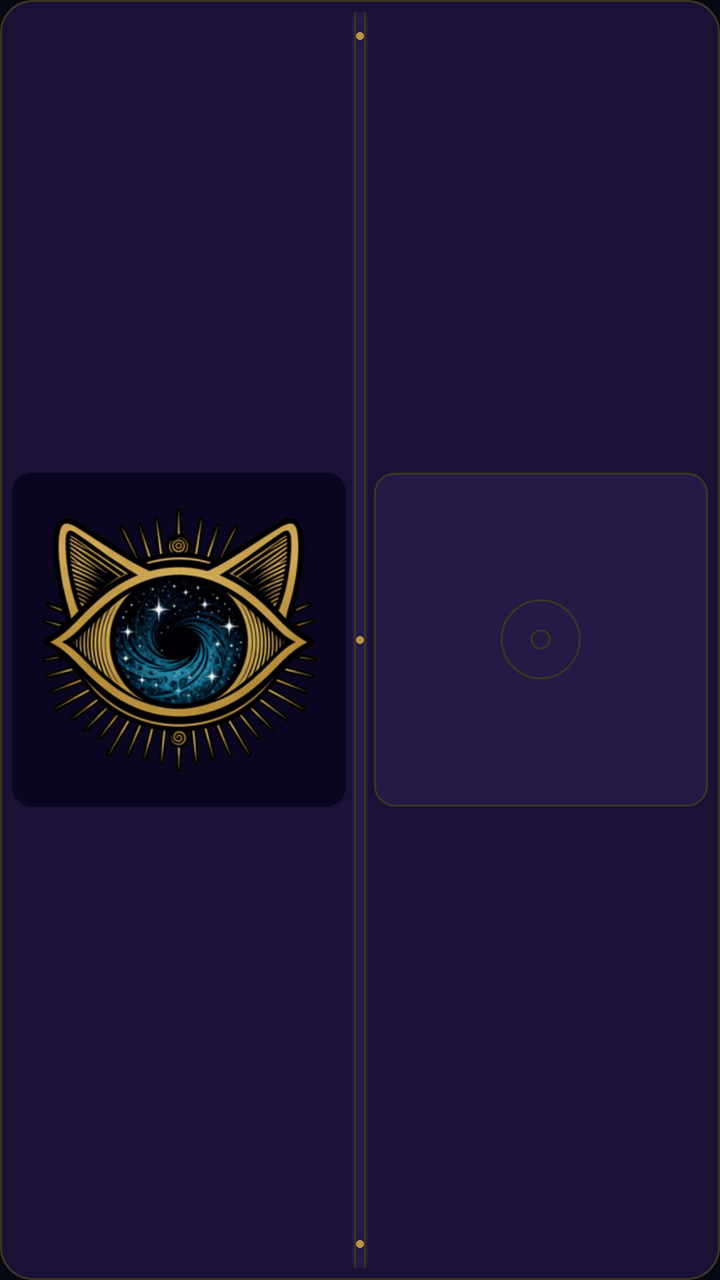
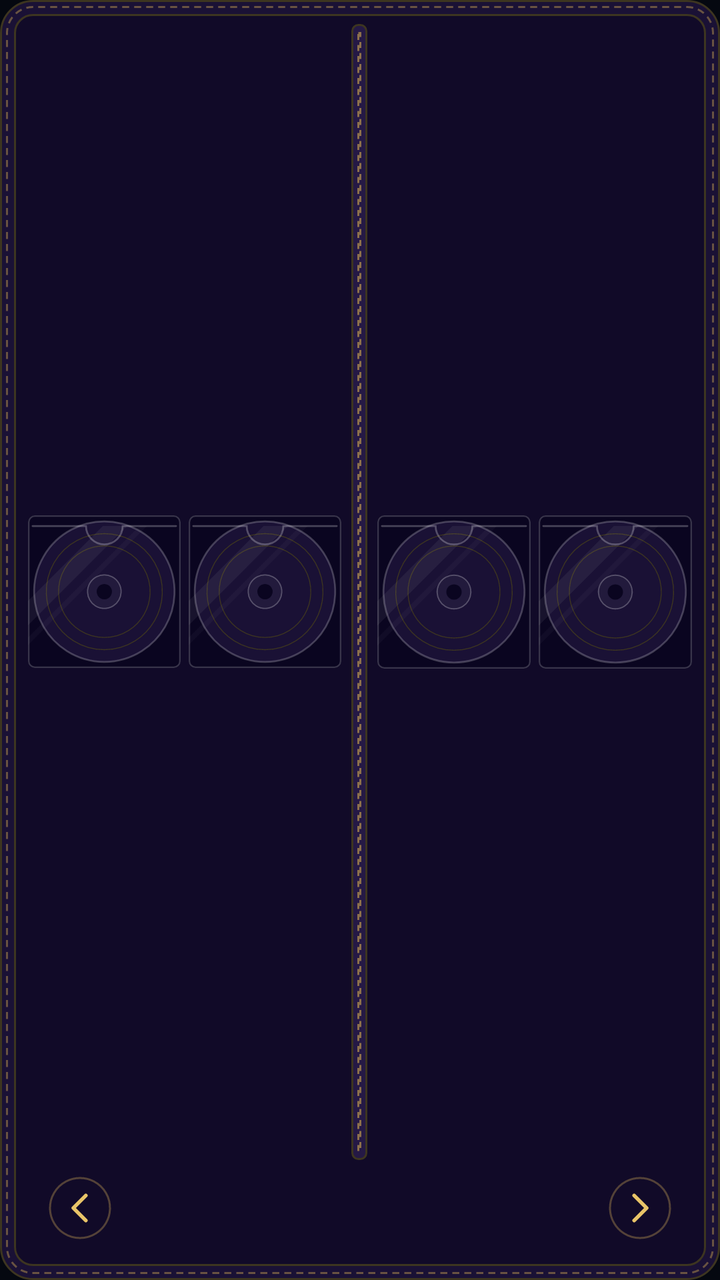

Screens rendered from an Android XML layout before and after an edit, with the pre-edit source and the edit as a unified diff.
<!-- AndroidManifest.xml: application theme Theme.NineLivesAudio -->
<!-- res/layout/widget_binder_preview.xml -->
<?xml version="1.0" encoding="utf-8"?>
<FrameLayout xmlns:android="http://schemas.android.com/apk/res/android"
    android:layoutDirection="ltr"
    android:id="@android:id/background"
    android:layout_width="match_parent"
    android:layout_height="match_parent"
    android:background="@drawable/widget_frame"
    android:padding="@dimen/widget_binder_padding">

    <LinearLayout
        android:layout_width="match_parent"
        android:layout_height="match_parent"
        android:orientation="horizontal">

        <FrameLayout
            android:layout_width="0dp"
            android:layout_height="match_parent"
            android:layout_weight="1">

            <RelativeLayout
                android:layout_width="wrap_content"
                android:layout_height="wrap_content"
                android:layout_gravity="end|center_vertical"
                android:background="@drawable/widget_sleeve">

                <ImageView
                    android:id="@+id/binder_preview_eye_square"
                    style="@style/NineLivesWidgetSquare" />

                <ImageView
                    android:layout_width="0dp"
                    android:layout_height="0dp"
                    android:layout_alignBottom="@id/binder_preview_eye_square"
                    android:layout_alignStart="@id/binder_preview_eye_square"
                    android:layout_alignEnd="@id/binder_preview_eye_square"
                    android:layout_alignTop="@id/binder_preview_eye_square"
                    android:importantForAccessibility="no"
                    android:padding="@dimen/widget_eye_padding"
                    android:scaleType="fitCenter"
                    android:src="@drawable/widget_eye" />
            </RelativeLayout>
        </FrameLayout>

        <FrameLayout
            android:layout_width="@dimen/widget_hinge_width"
            android:layout_height="match_parent"
            android:layout_marginHorizontal="@dimen/widget_hinge_gap"
            android:background="@drawable/widget_hinge" />

        <FrameLayout
            android:layout_width="0dp"
            android:layout_height="match_parent"
            android:layout_weight="1">

            <RelativeLayout
                android:layout_width="wrap_content"
                android:layout_height="wrap_content"
                android:layout_gravity="start|center_vertical"
                android:background="@drawable/widget_sleeve_empty">

                <ImageView
                    android:id="@+id/binder_preview_empty_square"
                    style="@style/NineLivesWidgetSquare" />
            </RelativeLayout>
        </FrameLayout>
    </LinearLayout>
</FrameLayout>
<!-- resources referenced by this layout -->
<resources>
  <dimen name="widget_binder_padding">6dp</dimen>
  <dimen name="widget_eye_padding">4dp</dimen>
  <dimen name="widget_hinge_gap">3dp</dimen>
  <dimen name="widget_hinge_width">8dp</dimen>
  <!-- drawable widget_eye: png bitmap (drawable-nodpi, 111159 bytes) -->
  <!-- drawable widget_frame (drawable) -->
  <?xml version="1.0" encoding="utf-8"?>
  <shape xmlns:android="http://schemas.android.com/apk/res/android" android:shape="rectangle">
      
      <solid android:color="#FF1A1135" />
      
      <stroke android:width="1dp" android:color="#FF3D3520" />
      <corners android:radius="16dp" />
  </shape>
  <!-- drawable widget_hinge (drawable) -->
  <?xml version="1.0" encoding="utf-8"?>
  <layer-list xmlns:android="http://schemas.android.com/apk/res/android">
      <item>
          <shape android:shape="rectangle">
              
              <solid android:color="#FF251945" />
              <corners android:radius="3dp" />
          </shape>
      </item>
      <item android:width="1dp" android:gravity="left|fill_vertical" android:left="1dp">
          <shape android:shape="rectangle">
              
              <solid android:color="#FF3D3520" />
          </shape>
      </item>
      <item android:width="1dp" android:gravity="right|fill_vertical" android:right="1dp">
          <shape android:shape="rectangle">
              <solid android:color="#FF3D3520" />
          </shape>
      </item>
      <item android:width="4dp" android:height="4dp" android:gravity="top|center_horizontal" android:top="10dp">
          <shape android:shape="oval">
              
              <solid android:color="#FFB89650" />
          </shape>
      </item>
      <item android:width="4dp" android:height="4dp" android:gravity="center">
          <shape android:shape="oval">
              <solid android:color="#FFB89650" />
          </shape>
      </item>
      <item android:width="4dp" android:height="4dp" android:gravity="bottom|center_horizontal" android:bottom="10dp">
          <shape android:shape="oval">
              <solid android:color="#FFB89650" />
          </shape>
      </item>
  </layer-list>
  <!-- drawable widget_sleeve (drawable) -->
  <?xml version="1.0" encoding="utf-8"?>
  <shape xmlns:android="http://schemas.android.com/apk/res/android" android:shape="rectangle">
      
      <solid android:color="#FF0A0520" />
      <corners android:radius="10dp" />
  </shape>
  <!-- drawable widget_sleeve_empty (drawable) -->
  <?xml version="1.0" encoding="utf-8"?>
  <layer-list xmlns:android="http://schemas.android.com/apk/res/android">
      <item>
          <shape android:shape="rectangle">
              
              <solid android:color="#FF251945" />
              
              <stroke android:width="1dp" android:color="#FF3D3520" />
              <corners android:radius="10dp" />
          </shape>
      </item>
      <item android:width="40dp" android:height="40dp" android:gravity="center">
          <shape android:shape="oval">
              
              <stroke android:width="1dp" android:color="#FF3D3520" />
          </shape>
      </item>
      <item android:width="10dp" android:height="10dp" android:gravity="center">
          <shape android:shape="oval">
              <stroke android:width="1dp" android:color="#FF3D3520" />
          </shape>
      </item>
  </layer-list>
  <!-- unchanged entries left out for length: 4 -->
</resources>

<!-- the commit's change to res/layout/widget_binder_preview.xml (unified diff, before → after) -->
@@ -1,67 +1,108 @@
 <?xml version="1.0" encoding="utf-8"?>
 <FrameLayout xmlns:android="http://schemas.android.com/apk/res/android"
-    android:layoutDirection="ltr"
     android:id="@android:id/background"
     android:layout_width="match_parent"
     android:layout_height="match_parent"
-    android:background="@drawable/widget_frame"
-    android:padding="@dimen/widget_binder_padding">
+    android:background="@drawable/widget_binder_cover"
+    android:layoutDirection="ltr"
+    android:padding="@dimen/widget_binder_cover_padding">
 
     <LinearLayout
         android:layout_width="match_parent"
         android:layout_height="match_parent"
-        android:orientation="horizontal">
+        android:background="@drawable/widget_binder_page_bg"
+        android:orientation="vertical"
+        android:padding="@dimen/widget_binder_page_inset">
 
-        <FrameLayout
-            android:layout_width="0dp"
-            android:layout_height="match_parent"
-            android:layout_weight="1">
+        <LinearLayout
+            android:layout_width="match_parent"
+            android:layout_height="0dp"
+            android:layout_weight="1"
+            android:orientation="horizontal">
 
-            <RelativeLayout
-                android:layout_width="wrap_content"
+            <include layout="@layout/widget_binder_preview_pocket" />
+
+            <include layout="@layout/widget_binder_preview_pocket" />
+
+            <FrameLayout
+                android:layout_width="@dimen/widget_binder_spine_slot"
+                android:layout_height="match_parent"
+                android:paddingHorizontal="3dp">
+
+                <FrameLayout
+                    android:layout_width="match_parent"
+                    android:layout_height="match_parent"
+                    android:background="@drawable/widget_binder_spine" />
+            </FrameLayout>
+
+            <include layout="@layout/widget_binder_preview_pocket" />
+
+            <include layout="@layout/widget_binder_preview_pocket" />
+        </LinearLayout>
+
+        <LinearLayout
+            android:layout_width="match_parent"
+            android:layout_height="@dimen/widget_binder_footer"
+            android:gravity="center_vertical"
+            android:orientation="horizontal">
+
+            <ImageView
+                android:layout_width="@dimen/widget_binder_footer_arrow"
                 android:layout_height="wrap_content"
-                android:layout_gravity="end|center_vertical"
-                android:background="@drawable/widget_sleeve">
+                android:importantForAccessibility="no"
+                android:src="@drawable/widget_binder_arrow_prev" />
 
-                <ImageView
-                    android:id="@+id/binder_preview_eye_square"
-                    style="@style/NineLivesWidgetSquare" />
+            <FrameLayout
+                android:layout_width="0dp"
+                android:layout_height="match_parent"
+                android:layout_weight="1" />
 
-                <ImageView
-                    android:layout_width="0dp"
-                    android:layout_height="0dp"
-                    android:layout_alignBottom="@id/binder_preview_eye_square"
-                    android:layout_alignStart="@id/binder_preview_eye_square"
-                    android:layout_alignEnd="@id/binder_preview_eye_square"
-                    android:layout_alignTop="@id/binder_preview_eye_square"
-                    android:importantForAccessibility="no"
-                    android:padding="@dimen/widget_eye_padding"
-                    android:scaleType="fitCenter"
-                    android:src="@drawable/widget_eye" />
-            </RelativeLayout>
-        </FrameLayout>
-
-        <FrameLayout
-            android:layout_width="@dimen/widget_hinge_width"
-            android:layout_height="match_parent"
-            android:layout_marginHorizontal="@dimen/widget_hinge_gap"
-            android:background="@drawable/widget_hinge" />
-
-        <FrameLayout
-            android:layout_width="0dp"
-            android:layout_height="match_parent"
-            android:layout_weight="1">
-
-            <RelativeLayout
-                android:layout_width="wrap_content"
+            <ImageView
+                android:layout_width="@dimen/widget_binder_footer_arrow"
                 android:layout_height="wrap_content"
-                android:layout_gravity="start|center_vertical"
-                android:background="@drawable/widget_sleeve_empty">
-
-                <ImageView
-                    android:id="@+id/binder_preview_empty_square"
-                    style="@style/NineLivesWidgetSquare" />
-            </RelativeLayout>
-        </FrameLayout>
+                android:importantForAccessibility="no"
+                android:src="@drawable/widget_binder_arrow_next" />
+        </LinearLayout>
     </LinearLayout>
 </FrameLayout>
+<!-- res/layout/widget_binder_preview_pocket.xml (included above) -->
+<?xml version="1.0" encoding="utf-8"?>
+<LinearLayout xmlns:android="http://schemas.android.com/apk/res/android"
+    android:layout_width="0dp"
+    android:layout_height="match_parent"
+    android:layout_weight="1"
+    android:gravity="center"
+    android:orientation="horizontal"
+    android:padding="@dimen/widget_binder_pocket_gap">
+
+    <RelativeLayout
+        android:layout_width="wrap_content"
+        android:layout_height="wrap_content">
+
+        <ImageView
+            android:id="@+id/binder_preview_square"
+            style="@style/NineLivesWidgetSquare" />
+
+        <ImageView
+            android:layout_width="0dp"
+            android:layout_height="0dp"
+            android:layout_alignBottom="@id/binder_preview_square"
+            android:layout_alignEnd="@id/binder_preview_square"
+            android:layout_alignStart="@id/binder_preview_square"
+            android:layout_alignTop="@id/binder_preview_square"
+            android:importantForAccessibility="no"
+            android:scaleType="fitXY"
+            android:src="@drawable/widget_binder_disc_blank" />
+
+        <ImageView
+            android:layout_width="0dp"
+            android:layout_height="0dp"
+            android:layout_alignBottom="@id/binder_preview_square"
+            android:layout_alignEnd="@id/binder_preview_square"
+            android:layout_alignStart="@id/binder_preview_square"
+            android:layout_alignTop="@id/binder_preview_square"
+            android:importantForAccessibility="no"
+            android:scaleType="fitXY"
+            android:src="@drawable/widget_binder_sleeve" />
+    </RelativeLayout>
+</LinearLayout>
<!-- resource entries referenced after the edit -->
@@ -1,65 +1,148 @@
 <!-- resources referenced by this layout -->
 <resources>
-  <dimen name="widget_binder_padding">6dp</dimen>
-  <dimen name="widget_eye_padding">4dp</dimen>
-  <dimen name="widget_hinge_gap">3dp</dimen>
-  <dimen name="widget_hinge_width">8dp</dimen>
-  <!-- drawable widget_eye: png bitmap (drawable-nodpi, 111159 bytes) -->
-  <!-- drawable widget_frame (drawable) -->
+  <dimen name="widget_binder_cover_padding">7dp</dimen>
+  <dimen name="widget_binder_footer">48dp</dimen>
+  <dimen name="widget_binder_footer_arrow">56dp</dimen>
+  <dimen name="widget_binder_page_inset">5dp</dimen>
+  <dimen name="widget_binder_pocket_gap">2dp</dimen>
+  <dimen name="widget_binder_spine_slot">14dp</dimen>
+  <!-- drawable widget_binder_arrow_next (drawable) -->
   <?xml version="1.0" encoding="utf-8"?>
-  <shape xmlns:android="http://schemas.android.com/apk/res/android" android:shape="rectangle">
+  <vector xmlns:android="http://schemas.android.com/apk/res/android"
+      android:width="40dp"
+      android:height="40dp"
+      android:viewportWidth="48"
+      android:viewportHeight="48">
       
-      <solid android:color="#FF1A1135" />
+      <path
+          android:fillColor="#00000000"
+          android:strokeWidth="1.2"
+          android:strokeColor="#66B89650"
+          android:pathData="M24,6 A18,18 0,1,1 23.99,6 Z" />
       
-      <stroke android:width="1dp" android:color="#FF3D3520" />
-      <corners android:radius="16dp" />
-  </shape>
-  <!-- drawable widget_hinge (drawable) -->
+      <path
+          android:fillColor="#00000000"
+          android:strokeWidth="2.2"
+          android:strokeColor="#FFE8C468"
+          android:strokeLineCap="round"
+          android:strokeLineJoin="round"
+          android:pathData="M20.5,16.5 L28,24 L20.5,31.5" />
+  </vector>
+  <!-- drawable widget_binder_arrow_prev (drawable) -->
+  <?xml version="1.0" encoding="utf-8"?>
+  <vector xmlns:android="http://schemas.android.com/apk/res/android"
+      android:width="40dp"
+      android:height="40dp"
+      android:viewportWidth="48"
+      android:viewportHeight="48">
+      
+      <path
+          android:fillColor="#00000000"
+          android:strokeWidth="1.2"
+          android:strokeColor="#66B89650"
+          android:pathData="M24,6 A18,18 0,1,1 23.99,6 Z" />
+      
+      <path
+          android:fillColor="#00000000"
+          android:strokeWidth="2.2"
+          android:strokeColor="#FFE8C468"
+          android:strokeLineCap="round"
+          android:strokeLineJoin="round"
+          android:pathData="M27.5,16.5 L20,24 L27.5,31.5" />
+  </vector>
+  <!-- drawable widget_binder_cover (drawable) -->
   <?xml version="1.0" encoding="utf-8"?>
   <layer-list xmlns:android="http://schemas.android.com/apk/res/android">
       <item>
           <shape android:shape="rectangle">
               
-              <solid android:color="#FF251945" />
-              <corners android:radius="3dp" />
+              <solid android:color="#FF1A1135" />
+              
+              <stroke android:width="1dp" android:color="#FF3D3520" />
+              <corners android:radius="16dp" />
           </shape>
       </item>
-      <item android:width="1dp" android:gravity="left|fill_vertical" android:left="1dp">
+      <item android:bottom="3dp" android:left="3dp" android:right="3dp" android:top="3dp">
           <shape android:shape="rectangle">
+              <solid android:color="#00000000" />
               
-              <solid android:color="#FF3D3520" />
-          </shape>
-      </item>
-      <item android:width="1dp" android:gravity="right|fill_vertical" android:right="1dp">
-          <shape android:shape="rectangle">
-              <solid android:color="#FF3D3520" />
-          </shape>
-      </item>
-      <item android:width="4dp" android:height="4dp" android:gravity="top|center_horizontal" android:top="10dp">
-          <shape android:shape="oval">
-              
-              <solid android:color="#FFB89650" />
-          </shape>
-      </item>
-      <item android:width="4dp" android:height="4dp" android:gravity="center">
-          <shape android:shape="oval">
-              <solid android:color="#FFB89650" />
-          </shape>
-      </item>
-      <item android:width="4dp" android:height="4dp" android:gravity="bottom|center_horizontal" android:bottom="10dp">
-          <shape android:shape="oval">
-              <solid android:color="#FFB89650" />
+              <stroke
+                  android:width="1dp"
+                  android:color="#80B89650"
+                  android:dashGap="2.5dp"
+                  android:dashWidth="3.5dp" />
+              <corners android:radius="13dp" />
           </shape>
       </item>
   </layer-list>
-  <!-- drawable widget_sleeve (drawable) -->
+  <!-- drawable widget_binder_disc_blank (drawable) -->
+  <?xml version="1.0" encoding="utf-8"?>
+  <vector xmlns:android="http://schemas.android.com/apk/res/android"
+      android:width="100dp"
+      android:height="100dp"
+      android:viewportWidth="100"
+      android:viewportHeight="100">
+      
+      <path
+          android:fillColor="#FF0A0520"
+          android:pathData="M4,0 L96,0 A4,4 0,0,1 100,4 L100,96 A4,4 0,0,1 96,100 L4,100 A4,4 0,0,1 0,96 L0,4 A4,4 0,0,1 4,0 Z" />
+      
+      <path
+          android:fillColor="#FF1A1135"
+          android:strokeWidth="1.2"
+          android:strokeColor="#38FFFFFF"
+          android:pathData="M50,4 A46,46 0,1,1 49.99,4 Z" />
+      
+      <path
+          android:fillColor="#00000000"
+          android:strokeWidth="0.6"
+          android:strokeColor="#FF3D3520"
+          android:pathData="M50,12 A38,38 0,1,1 49.99,12 Z M50,20 A30,30 0,1,1 49.99,20 Z" />
+      
+      <path
+          android:fillColor="#FF221A3C"
+          android:strokeWidth="0.8"
+          android:strokeColor="#40FFFFFF"
+          android:pathData="M50,39 A11,11 0,1,1 49.99,39 Z" />
+      <path
+          android:fillColor="#FF0A0520"
+          android:pathData="M50,45 A5,5 0,1,1 49.99,45 Z" />
+  </vector>
+  <!-- drawable widget_binder_page_bg (drawable) -->
   <?xml version="1.0" encoding="utf-8"?>
   <shape xmlns:android="http://schemas.android.com/apk/res/android" android:shape="rectangle">
       
-      <solid android:color="#FF0A0520" />
-      <corners android:radius="10dp" />
+      <solid android:color="#FF110A28" />
+      
+      <stroke android:width="1dp" android:color="#FF3D3520" />
+      <corners android:radius="9dp" />
   </shape>
-  <!-- drawable widget_sleeve_empty (drawable) -->
+  <!-- drawable widget_binder_sleeve (drawable) -->
+  <?xml version="1.0" encoding="utf-8"?>
+  <vector xmlns:android="http://schemas.android.com/apk/res/android"
+      android:width="100dp"
+      android:height="100dp"
+      android:viewportWidth="100"
+      android:viewportHeight="100">
+      <path
+          android:fillColor="#0FFFFFFF"
+          android:pathData="M0,56 L0,72 L65,7 L49,7 Z" />
+      <path
+          android:fillColor="#08FFFFFF"
+          android:pathData="M0,80 L0,85 L78,7 L73,7 Z" />
+      <path
+          android:fillColor="#00000000"
+          android:strokeWidth="1.2"
+          android:strokeColor="#40FFFFFF"
+          android:strokeLineCap="round"
+          android:pathData="M3,7 L38,7 A12,12 0,0,0 62,7 L97,7" />
+      <path
+          android:fillColor="#00000000"
+          android:strokeWidth="1"
+          android:strokeColor="#30FFFFFF"
+          android:pathData="M4.5,0.5 L95.5,0.5 A4,4 0,0,1 99.5,4.5 L99.5,95.5 A4,4 0,0,1 95.5,99.5 L4.5,99.5 A4,4 0,0,1 0.5,95.5 L0.5,4.5 A4,4 0,0,1 4.5,0.5 Z" />
+  </vector>
+  <!-- drawable widget_binder_spine (drawable) -->
   <?xml version="1.0" encoding="utf-8"?>
   <layer-list xmlns:android="http://schemas.android.com/apk/res/android">
       <item>
@@ -68,18 +151,18 @@
               <solid android:color="#FF251945" />
               
               <stroke android:width="1dp" android:color="#FF3D3520" />
-              <corners android:radius="10dp" />
+              <corners android:radius="3dp" />
           </shape>
       </item>
-      <item android:width="40dp" android:height="40dp" android:gravity="center">
-          <shape android:shape="oval">
+      <item android:bottom="4dp" android:left="3dp" android:right="3dp" android:top="4dp">
+          <shape android:shape="rectangle">
+              <solid android:color="#00000000" />
               
-              <stroke android:width="1dp" android:color="#FF3D3520" />
-          </shape>
-      </item>
-      <item android:width="10dp" android:height="10dp" android:gravity="center">
-          <shape android:shape="oval">
-              <stroke android:width="1dp" android:color="#FF3D3520" />
+              <stroke
+                  android:width="1dp"
+                  android:color="#B3B89650"
+                  android:dashGap="2.5dp"
+                  android:dashWidth="3dp" />
           </shape>
       </item>
   </layer-list>
